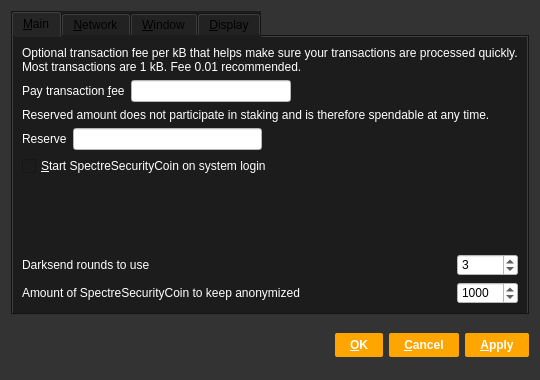
Above: src/qt/forms/optionsdialog.ui from SpectreSecurityCoin/SpectreSecurityCoin before the change. Below: the same form after it.
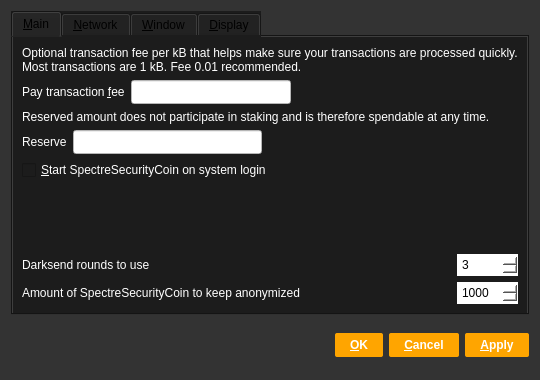
That is the form after the change. Custom widgets are drawn as their Qt base class.

```diff
--- a/src/qt/forms/optionsdialog.ui
+++ b/src/qt/forms/optionsdialog.ui
@@ -74,7 +74,8 @@
           <widget class="BitcoinAmountField" name="transactionFee">
            <property name="styleSheet">
             <string notr="true">background-color: rgb(255, 255, 255);
-color: rgb(0, 0, 0);</string>
+color: rgb(0, 0, 0);
+padding:3px;</string>
            </property>
           </widget>
          </item>
@@ -131,7 +132,8 @@
           <widget class="BitcoinAmountField" name="reserveBalance">
            <property name="styleSheet">
             <string notr="true">background-color: rgb(255, 255, 255);
-color: rgb(0, 0, 0);</string>
+color: rgb(0, 0, 0);
+padding:3px;</string>
            </property>
           </widget>
          </item>
@@ -193,7 +195,9 @@
         <widget class="QSpinBox" name="darksendRounds">
          <property name="styleSheet">
           <string notr="true">background-color: rgb(255, 255, 255);
-color: rgb(0, 0, 0);</string>
+color: rgb(0, 0, 0);
+padding:3px;
+border-radius:0px;</string>
          </property>
          <property name="minimum">
           <number>2</number>
@@ -235,7 +239,9 @@
         <widget class="QSpinBox" name="anonymizeSpectreSecurityCoin">
          <property name="styleSheet">
           <string notr="true">background-color: rgb(255, 255, 255);
-color: rgb(0, 0, 0);</string>
+color: rgb(0, 0, 0);
+padding:3px;
+border-radius:0px;</string>
          </property>
          <property name="minimum">
           <number>2</number>
```
Left out of the diff: 16 changed lines with no effect on the pictures.
